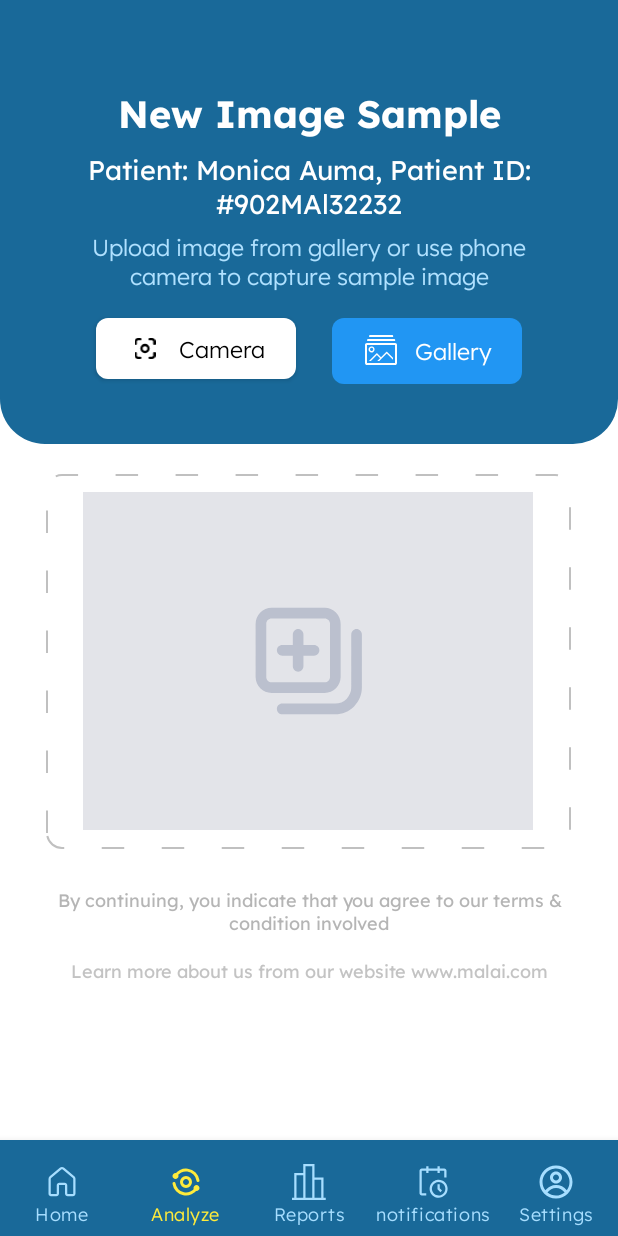
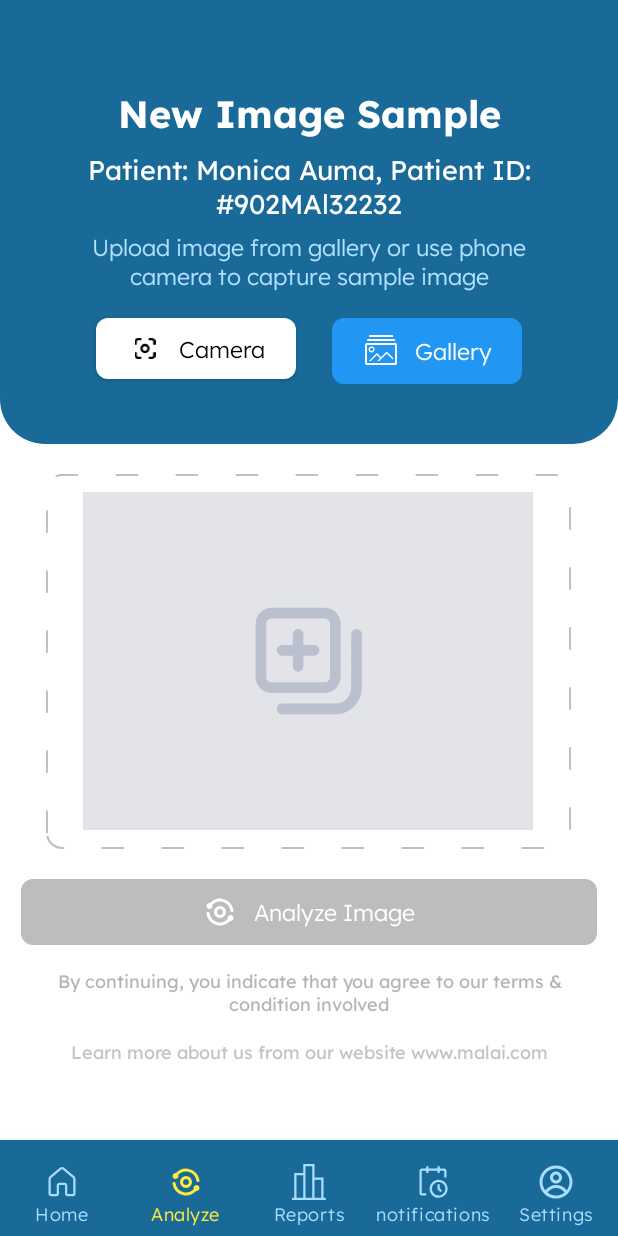
Before and after one commit to patrickhamzaokello/MAL-AI-NATIVE-APP, an Android app: the AnalyzeFragment screen opened through its navigation route, on a phone screen of 412 x 824 dp. Run offline under Robolectric (Android 15) with nearby library versions, the phone set to English and light mode, and no system bars; our stand-ins replace navigation-ui; libraries missing offline, so code that uses them is left out: com.canhub.cropper, com.github.drjacky.imagepicker; pictures from the network do not load.

Commit message:
update on analyse butn

```diff
--- a/app/src/main/java/com/pkasemer/malai/Fragments/AnalyzeFragment.java
+++ b/app/src/main/java/com/pkasemer/malai/Fragments/AnalyzeFragment.java
@@ -10,6 +10,7 @@ import android.content.ContentValues;
 import android.content.Context;
 import android.content.Intent;
 import android.content.pm.PackageManager;
+import android.content.res.ColorStateList;
 import android.graphics.Bitmap;
 import android.graphics.BitmapFactory;
 import android.graphics.Matrix;
@@ -74,7 +75,7 @@ public class AnalyzeFragment extends Fragment {
     private static final int CROP_REQUEST = 2;
     private static final int REQUEST_IMAGE_CAPTURE = 1;
 
-    LinearLayout uploadImageBtn, submit_btn;
+    LinearLayout uploadImageBtn, submit_btn,analyebtn;
 
     View view;
     private String[] PERMISSIONS;
@@ -107,6 +108,7 @@ public class AnalyzeFragment extends Fragment {
         submit_btn = view.findViewById(R.id.submit_btn);
         uploadImageBtn = view.findViewById(R.id.uploadImage);
         captureImage = view.findViewById(R.id.my_avator);
+        analyebtn = view.findViewById(R.id.analyebtn);
 
 
         uploadImageBtn.setOnClickListener(new View.OnClickListener() {
@@ -119,6 +121,14 @@ public class AnalyzeFragment extends Fragment {
                 cameraIntent.putExtra("return-data", true);
                 startActivityForResult(cameraIntent, REQUEST_IMAGE_CAPTURE);
 
+            }
+        });
+
+        analyebtn.setBackgroundTintList(ColorStateList.valueOf(getContext().getColor(R.color.inactivebtn)));
+        analyebtn.setOnClickListener(new View.OnClickListener() {
+            @Override
+            public void onClick(View view) {
+                Toast.makeText(getContext(), "Missing Trained Model", Toast.LENGTH_SHORT).show();
             }
         });
 
@@ -216,6 +226,7 @@ public class AnalyzeFragment extends Fragment {
                 resultUri = Uri.parse(result);
                 captureImage.setImageURI(resultUri);
                 SaveImagetoFile(resultUri);
+                analyebtn.setBackgroundTintList(ColorStateList.valueOf(getContext().getColor(R.color.activebtn)));
             }
 
 
--- a/app/src/main/res/layout/fragment_analyze.xml
+++ b/app/src/main/res/layout/fragment_analyze.xml
@@ -193,6 +193,43 @@
             </RelativeLayout>
 
 
+            <LinearLayout
+                android:id="@+id/analyebtn"
+                android:layout_width="match_parent"
+                android:layout_height="wrap_content"
+                android:background="@drawable/rounded_btn_bg"
+                android:backgroundTint="#E91E63"
+                android:clickable="true"
+                android:foreground="?attr/selectableItemBackground"
+                android:gravity="center"
+                android:layout_marginTop="10dp"
+                android:layout_marginHorizontal="@dimen/edge_val"
+                android:orientation="horizontal"
+                android:paddingHorizontal="20dp"
+                android:paddingVertical="10dp"
+                app:layout_constraintEnd_toEndOf="parent"
+                app:layout_constraintHorizontal_bias="0.5"
+                app:layout_constraintStart_toEndOf="@+id/uploadImage"
+                app:layout_constraintTop_toTopOf="@+id/uploadImage">
+
+                <ImageView
+                    android:layout_width="25dp"
+                    android:layout_height="wrap_content"
+                    android:layout_marginRight="10dp"
+                    android:src="@drawable/tabler_analyze"
+                    app:tint="@color/white" />
+
+                <TextView
+                    android:layout_width="wrap_content"
+                    android:layout_height="wrap_content"
+                    android:fontFamily="@font/lexend_light"
+                    android:text="Analyze Image"
+                    android:textColor="#FFFFFF"
+                    android:textSize="15sp" />
+
+            </LinearLayout>
+
+
 
 
             <TextView
--- a/app/src/main/res/values/colors.xml
+++ b/app/src/main/res/values/colors.xml
@@ -8,7 +8,8 @@
     <color name="user_bg">#196999</color>
     <color name="text_on_green">#D5FFFFFF</color>
     <color name="text_heading">#ffffff</color>
-
+    <color name="inactivebtn">#D5B1B1B1</color>
+    <color name="activebtn">#E91E63</color>
     <color name="input_colors">#131313</color>
     <color name="input_bg">#F3F3F3</color>
     <color name="input_hints">#196999</color>
```
